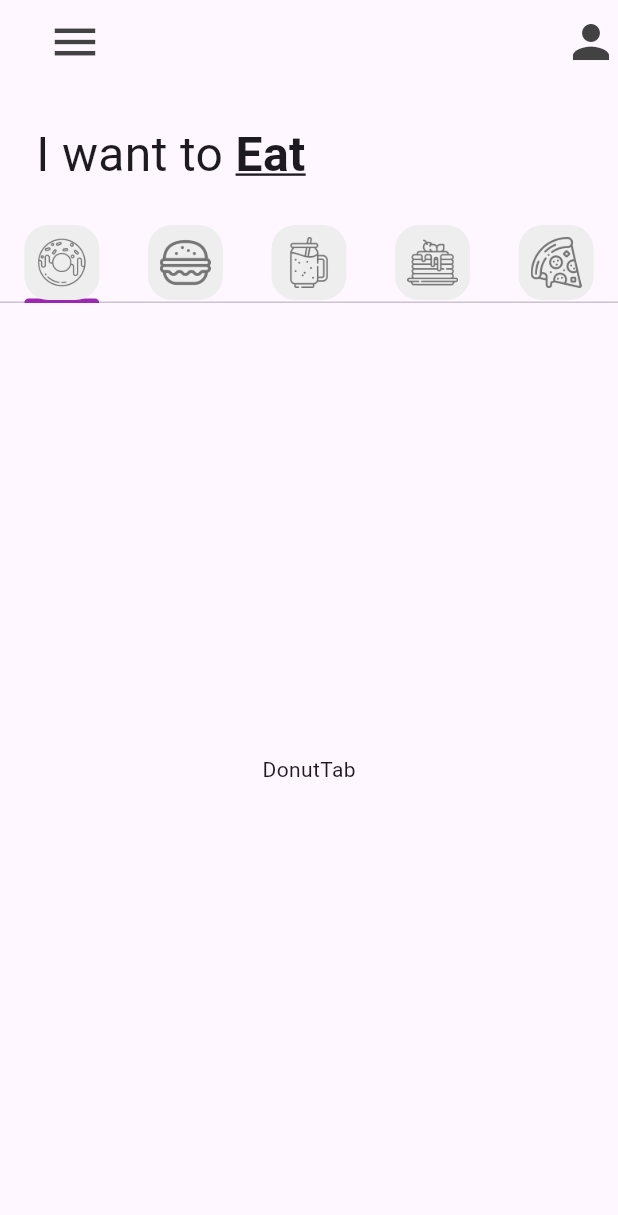
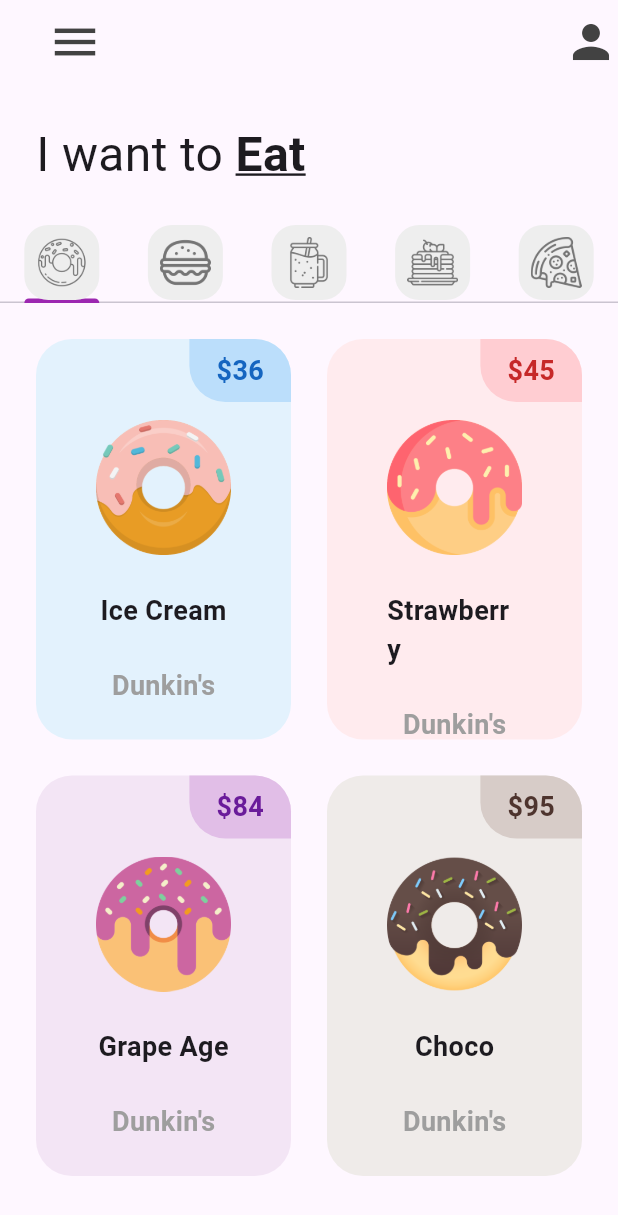
Before and after one commit to MajitoCan/reto1_donut_app_majo_ceh, a Flutter app: the screen it shows after launch, on a phone screen of 412 x 824 dp. Shown: the top 1215 px of the screen. Run offline on Flutter 3.47's test engine with Material 3 defaults, Android fonts, the light colour scheme and no system bars.

Commit message:
DonutTile_Añadido

```diff
--- a/lib/pages/home_page.dart
+++ b/lib/pages/home_page.dart
@@ -15,7 +15,7 @@ class HomePage extends StatefulWidget {
 }
 
 class _HomePageState extends State<HomePage> {
-  List<Widget>myTabs=[
+  List<Widget> myTabs = [
     //donut
     const MyTab(iconPath: 'lib/icons/donut.png'),
 
@@ -26,10 +26,8 @@ class _HomePageState extends State<HomePage> {
     const MyTab(iconPath: 'lib/icons/pancakes.png'),
 
     const MyTab(iconPath: 'lib/icons/pizza.png'),
-
   ];
   @override
-
   Widget build(BuildContext context) {
     return DefaultTabController(
       length: myTabs.length,
@@ -73,7 +71,9 @@ class _HomePageState extends State<HomePage> {
           //TabBar
           TabBar(tabs: myTabs),
           //tab bar view
-        const Expanded(child: TabBarView(children: [
+          Expanded(
+              child: TabBarView(
+            children: [
               //Donut
               DonutTab(),
               //Burger
@@ -84,7 +84,8 @@ class _HomePageState extends State<HomePage> {
               PancakeTab(),
               //Pizza
               PizzaTab(),
-        ],))
+            ],
+          ))
           //Carrito
         ]),
       ),
--- a/lib/tab/donut_tab.dart
+++ b/lib/tab/donut_tab.dart
@@ -1,14 +1,35 @@
 import 'package:flutter/material.dart';
 
+import '../utils/donut_tile.dart';
+
 class DonutTab extends StatelessWidget {
-  const DonutTab({super.key});
+  //List of donuts
+  final List donutsOnSale = [
+    //[donutFlavor, donutPrice, donutColor, imageName]    //Definimos una lista->pusimo los cuadros el padding
+    ["Ice Cream", "36", Colors.blue, "lib/images/icecream_donut.png"],
+    ["Strawberry", "45", Colors.red, "lib/images/strawberry_donut.png"],
+    ["Grape Age", "84", Colors.purple, "lib/images/grape_donut.png"],
+    ["Choco", "95", Colors.brown, "lib/images/chocolate_donut.png"],
+  ];
+
+  DonutTab({super.key});
 
   @override
   Widget build(BuildContext context) {
-    return Container(
-      child: const Center(
-        child: Text('DonutTab'),
-      ),
-    );
+    //gridView = rejilla (cuadricula)
+    return GridView.builder(
+        itemCount:
+            donutsOnSale.length, //Longitud de cuantos elementos se va a tener
+        padding: const EdgeInsets.all(12),
+        gridDelegate: const SliverGridDelegateWithFixedCrossAxisCount(
+            crossAxisCount: 2, childAspectRatio: 1 / 1.5), //2 columnas
+        itemBuilder: (context, index) {
+          return DonutTile(
+            donutFlavor: donutsOnSale[index][0],
+            donutPrice: donutsOnSale[index][1],
+            donutColor: donutsOnSale[index][2],
+            imageName: donutsOnSale[index][3],
+          ); //DonutTile=azulejo
+        });
   }
 }
--- /dev/null
+++ b/lib/utils/donut_tile.dart
@@ -0,0 +1,85 @@
+import 'package:flutter/material.dart';
+
+class DonutTile extends StatelessWidget {
+  final String donutFlavor;
+  final String donutPrice;
+  final dynamic
+      donutColor; //dynamic=porque sera de tipo color y tambien usará []
+  final String imageName;
+
+  //Valor fijo para el borde circular
+  final double borderRadius = 24;
+
+  const DonutTile(
+      {super.key,
+      required this.donutFlavor,
+      required this.donutPrice,
+      this.donutColor,
+      required this.imageName});
+
+  @override
+  Widget build(BuildContext context) {
+    return Padding(
+      padding: const EdgeInsets.all(12),
+      child: Container(
+        decoration: BoxDecoration(
+            color: donutColor[50],
+            borderRadius: BorderRadius.circular(borderRadius)),
+        child: Column(
+          children: [
+            //Dont price
+            Row(
+              mainAxisAlignment:
+                  MainAxisAlignment.end, //alinear el precio a la derecha
+              children: [
+                Container(
+                    decoration: BoxDecoration(
+                        color: donutColor[100],
+                        borderRadius: BorderRadius.only(
+                            topRight: Radius.circular(borderRadius),
+                            bottomLeft: Radius.circular(
+                                borderRadius))), //sirve para redondear el precio
+                    padding:
+                        const EdgeInsets.symmetric(vertical: 8, horizontal: 18),
+                    child: Text(
+                      '\$$donutPrice',
+                      style: TextStyle(
+                          fontWeight: FontWeight.bold,
+                          fontSize: 18,
+                          color: donutColor[800]),
+                    ) //para sacar el $ de precio
+
+                    ),
+              ],
+            ),
+            //DonutPicture
+            Padding(
+              padding: const EdgeInsets.symmetric(horizontal: 40, vertical: 12),
+              child: Image.asset(
+                  imageName), //agrega una imagen y le da tamaño con el padding
+            ),
+            //Donut flavor text
+            Padding(
+              padding: const EdgeInsets.symmetric(horizontal: 40, vertical: 12),
+              child: Text(
+                donutFlavor,
+                style:
+                    const TextStyle(fontWeight: FontWeight.bold, fontSize: 18),
+              ),
+            ),
+            const Padding(
+              padding: EdgeInsets.symmetric(horizontal: 40, vertical: 12),
+              child: Text(
+                "Dunkin's",
+                style: TextStyle(
+                    fontWeight: FontWeight.bold,
+                    fontSize: 18,
+                    color: Colors.grey),
+              ),
+            ) //Love icon + add button
+          ],
+        ),
+      ),
+    );
+  }
+}
```
Lines whose indentation alone changed are shown as unchanged.
